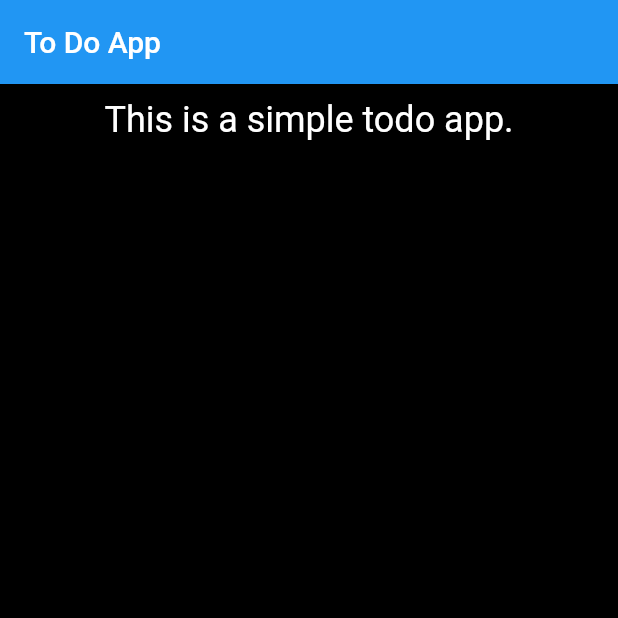
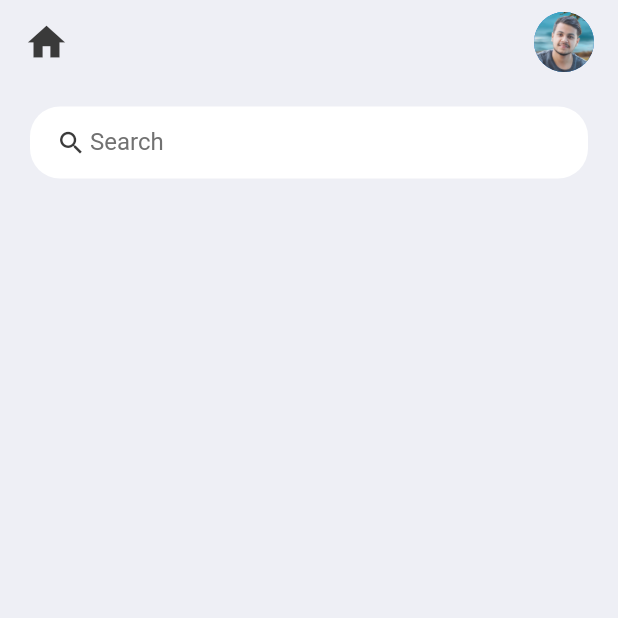
Before and after one commit to manjilkoirala/ToDo-App, a Flutter app: the screen it shows after launch, on a phone screen of 412 x 824 dp, the top half of it. Run offline on Flutter 3.47's test engine with Material 2 defaults, Android fonts, the phone set to English and light mode, and no system bars.

Commit message:
Search Bar added and basic code management done

```diff
--- /dev/null
+++ b/lib/Constant/colors.dart
@@ -0,0 +1,7 @@
+import 'package:flutter/material.dart';
+
+const Color tdRed = Color(0xffda4040);
+const Color tdBlue = Color(0xff5f52ee);
+const Color tdBlack = Color(0xff3a3a3a);
+const Color tdGrey = Color(0xff717171);
+const Color tdBGColor = Color(0xffEEEff5);
--- /dev/null
+++ b/lib/Screens/home.dart
@@ -0,0 +1,65 @@
+// ignore_for_file: avoid_unnecessary_containers
+
+import 'package:flutter/material.dart';
+import 'package:todo_app/Constant/colors.dart';
+
+class HomePage extends StatelessWidget {
+  const HomePage({super.key});
+
+  @override
+  Widget build(BuildContext context) {
+    return Scaffold(
+      backgroundColor: tdBGColor,
+      appBar: _buildAppBar(),
+      body: Padding(
+        padding: const EdgeInsets.symmetric(horizontal: 20, vertical: 15),
+        child: Container(
+          child: Column(
+            children: [
+              searchBox(),
+            ],
+          ),
+        ),
+      ),
+    );
+  }
+
+  Widget searchBox() {
+    return Container(
+      padding: EdgeInsets.symmetric(horizontal: 15),
+      decoration: BoxDecoration(
+          color: Colors.white, borderRadius: BorderRadius.circular(20)),
+      child: const TextField(
+        decoration: InputDecoration(
+            hintText: 'Search',
+            hintStyle: TextStyle(color: tdGrey),
+            contentPadding: EdgeInsets.all(0),
+            prefixIcon: Icon(
+              Icons.search,
+              color: tdBlack,
+              size: 20,
+            ),
+            prefixIconConstraints: BoxConstraints(maxHeight: 20, minWidth: 25),
+            border: InputBorder.none),
+      ),
+    );
+  }
+
+  AppBar _buildAppBar() {
+    return AppBar(
+      elevation: 0.0,
+      backgroundColor: tdBGColor,
+      title: Row(mainAxisAlignment: MainAxisAlignment.spaceBetween, children: [
+        const Icon(
+          Icons.home,
+          size: 30,
+          color: tdBlack,
+        ),
+        Container(
+            child: const CircleAvatar(
+          foregroundImage: AssetImage('images/avatar.jpg'),
+        ))
+      ]),
+    );
+  }
+}
--- a/lib/main.dart
+++ b/lib/main.dart
@@ -1,4 +1,8 @@
 import 'package:flutter/material.dart';
+import 'package:flutter/services.dart';
+import 'package:todo_app/Constant/colors.dart';
+
+import 'Screens/home.dart';
 
 void main() {
   runApp(const MyApp());
@@ -9,33 +13,11 @@ class MyApp extends StatelessWidget {
 
   @override
   Widget build(BuildContext context) {
+    SystemChrome.setSystemUIOverlayStyle(
+        const SystemUiOverlayStyle(statusBarColor: Colors.transparent));
     return const MaterialApp(
       debugShowCheckedModeBanner: false,
       home: HomePage(),
     );
   }
 }
-
-class HomePage extends StatelessWidget {
-  const HomePage({super.key});
-
-  @override
-  Widget build(BuildContext context) {
-    return Scaffold(
-      appBar: AppBar(
-        title: const Text('To Do App'),
-      ),
-      body: Container(
-        color: Colors.black,
-        height: MediaQuery.of(context).size.height,
-        width: MediaQuery.of(context).size.width,
-        child: const Padding(
-          padding: EdgeInsets.only(top: 10),
-          child: Text('This is a simple todo app.',
-              textAlign: TextAlign.center,
-              style: TextStyle(color: Colors.white, fontSize: 24)),
-        ),
-      ),
-    );
-  }
-}
--- a/pubspec.yaml
+++ b/pubspec.yaml
@@ -60,8 +60,8 @@ flutter:
   uses-material-design: true
 
   # To add assets to your application, add an assets section, like this:
-  # assets:
-  #   - images/a_dot_burr.jpeg
+  assets:
+    - images/
   #   - images/a_dot_ham.jpeg
 
   # An image asset can refer to one or more resolution-specific "variants", see
```
Also changed, not shown: images/avatar.jpg (added).
